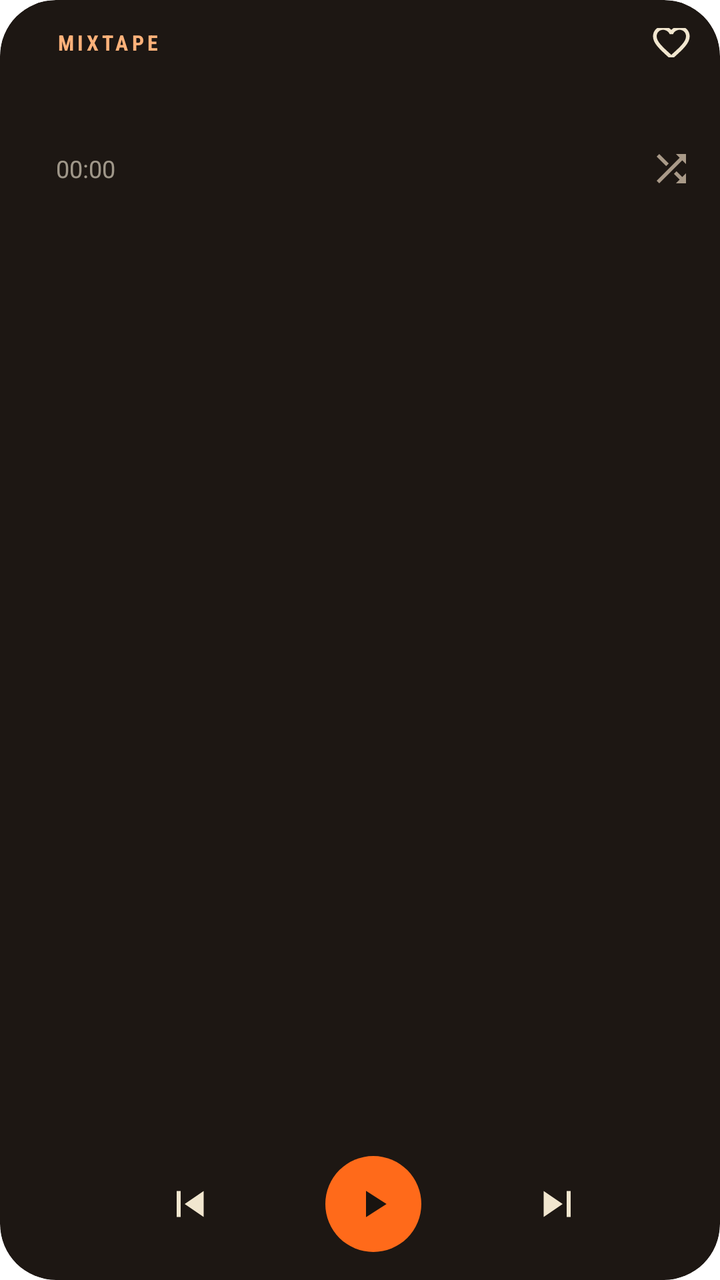
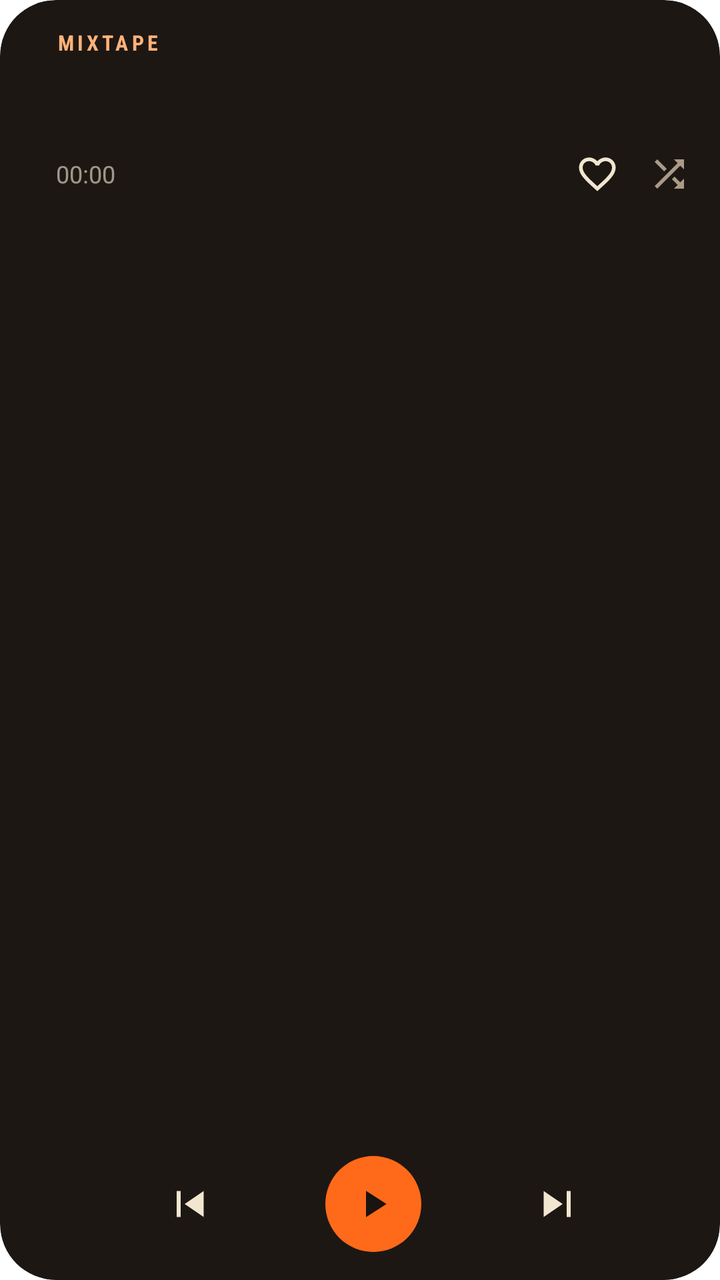

Two renders of the same Android screen: before a commit and after it. Below are the layout's source before the change and the commit's diff.
<!-- AndroidManifest.xml: fallback theme Theme.MaterialComponents.DayNight.NoActionBar -->
<!-- res/layout/mixtape_widget_now.xml -->
<?xml version="1.0" encoding="utf-8"?>
<FrameLayout xmlns:android="http://schemas.android.com/apk/res/android"
    android:id="@+id/mixtape_now_root"
    android:layout_width="match_parent"
    android:layout_height="match_parent"
    android:background="@drawable/mixtape_widget_card"
    android:clipToOutline="true">

    <ImageView
        android:id="@+id/mixtape_now_back"
        android:layout_width="match_parent"
        android:layout_height="match_parent"
        android:importantForAccessibility="no"
        android:scaleType="fitXY" />

    <LinearLayout
        android:layout_width="match_parent"
        android:layout_height="match_parent"
        android:gravity="center_vertical"
        android:orientation="horizontal"
        android:padding="14dp">

        <ImageView
            android:id="@+id/mixtape_now_cover"
            android:layout_width="wrap_content"
            android:layout_height="match_parent"
            android:layout_marginEnd="14dp"
            android:adjustViewBounds="true"
            android:contentDescription="@string/mixtape_widget_cover"
            android:scaleType="fitCenter" />

        <LinearLayout
            android:layout_width="0dp"
            android:layout_height="match_parent"
            android:layout_weight="1"
            android:orientation="vertical">

            <LinearLayout
                android:layout_width="match_parent"
                android:layout_height="wrap_content"
                android:gravity="center_vertical"
                android:orientation="horizontal">

                <TextView
                    android:layout_width="0dp"
                    android:layout_height="wrap_content"
                    android:layout_weight="1"
                    android:fontFamily="sans-serif-condensed"
                    android:letterSpacing="0.16"
                    android:singleLine="true"
                    android:text="@string/mixtape_widget_name_caps"
                    android:textColor="#FFB27A"
                    android:textSize="10.5sp"
                    android:textStyle="bold" />

                
                <ImageButton
                    android:id="@+id/mixtape_now_like"
                    android:layout_width="38dp"
                    android:layout_height="38dp"
                    android:layout_marginTop="-12dp"
                    android:layout_marginEnd="-9dp"
                    android:layout_marginBottom="-12dp"
                    android:background="@drawable/mixtape_widget_touch"
                    android:contentDescription="@string/mixtape_widget_like"
                    android:scaleType="center"
                    android:src="@drawable/mixtape_widget_heart" />
            </LinearLayout>

            <TextView
                android:id="@+id/mixtape_now_title"
                android:layout_width="match_parent"
                android:layout_height="wrap_content"
                android:layout_marginTop="3dp"
                android:ellipsize="end"
                android:fontFamily="sans-serif-medium"
                android:singleLine="true"
                android:textColor="#F6ECD8"
                android:textSize="17sp" />

            <TextView
                android:id="@+id/mixtape_now_artist"
                android:layout_width="match_parent"
                android:layout_height="wrap_content"
                android:ellipsize="end"
                android:singleLine="true"
                android:textColor="#C8F6ECD8"
                android:textSize="13.5sp" />

            <LinearLayout
                android:layout_width="match_parent"
                android:layout_height="wrap_content"
                android:layout_marginTop="3dp"
                android:gravity="center_vertical"
                android:orientation="horizontal">

                <Chronometer
                    android:id="@+id/mixtape_now_time"
                    android:layout_width="wrap_content"
                    android:layout_height="wrap_content"
                    android:textColor="#99F6ECD8"
                    android:textSize="12sp" />

                <TextView
                    android:id="@+id/mixtape_now_length"
                    android:layout_width="0dp"
                    android:layout_height="wrap_content"
                    android:layout_weight="1"
                    android:singleLine="true"
                    android:textColor="#99F6ECD8"
                    android:textSize="12sp" />

                <ImageButton
                    android:id="@+id/mixtape_now_shuffle"
                    android:layout_width="36dp"
                    android:layout_height="36dp"
                    android:layout_marginTop="-10dp"
                    android:layout_marginEnd="-8dp"
                    android:layout_marginBottom="-10dp"
                    android:background="@drawable/mixtape_widget_touch"
                    android:contentDescription="@string/mixtape_widget_shuffle"
                    android:scaleType="center"
                    android:src="@drawable/mixtape_widget_shuffle" />
            </LinearLayout>

            <FrameLayout
                android:layout_width="match_parent"
                android:layout_height="0dp"
                android:layout_weight="1" />

            <LinearLayout
                android:layout_width="match_parent"
                android:layout_height="wrap_content"
                android:gravity="center_vertical"
                android:orientation="horizontal">

                <FrameLayout android:layout_width="0dp" android:layout_height="1dp" android:layout_weight="1" />

                <ImageButton
                    android:id="@+id/mixtape_now_prev"
                    android:layout_width="42dp"
                    android:layout_height="42dp"
                    android:background="@drawable/mixtape_widget_touch"
                    android:contentDescription="@string/mixtape_widget_prev"
                    android:scaleType="center"
                    android:src="@drawable/mixtape_widget_prev" />

                <FrameLayout android:layout_width="0dp" android:layout_height="1dp" android:layout_weight="1" />

                <ImageButton
                    android:id="@+id/mixtape_now_play"
                    android:layout_width="48dp"
                    android:layout_height="48dp"
                    android:background="@drawable/mixtape_widget_key"
                    android:contentDescription="@string/mixtape_widget_play"
                    android:scaleType="center"
                    android:src="@drawable/mixtape_widget_play" />

                <FrameLayout android:layout_width="0dp" android:layout_height="1dp" android:layout_weight="1" />

                <ImageButton
                    android:id="@+id/mixtape_now_next"
                    android:layout_width="42dp"
                    android:layout_height="42dp"
                    android:background="@drawable/mixtape_widget_touch"
                    android:contentDescription="@string/mixtape_widget_next"
                    android:scaleType="center"
                    android:src="@drawable/mixtape_widget_next" />

                <FrameLayout android:layout_width="0dp" android:layout_height="1dp" android:layout_weight="1" />
            </LinearLayout>
        </LinearLayout>
    </LinearLayout>
</FrameLayout>
<!-- resources referenced by this layout -->
<resources>
  <!-- drawable mixtape_widget_card (drawable) -->
  <?xml version="1.0" encoding="utf-8"?>
  <shape xmlns:android="http://schemas.android.com/apk/res/android" android:shape="rectangle">
      <solid android:color="#1D1713" />
      <corners android:radius="24dp" />
  </shape>
  <!-- drawable mixtape_widget_heart (drawable) -->
  <vector xmlns:android="http://schemas.android.com/apk/res/android"
      android:width="22dp" android:height="22dp" android:viewportWidth="24" android:viewportHeight="24">
      <path android:fillColor="#F1E6CF" android:pathData="M16.5,3c-1.74,0 -3.41,0.81 -4.5,2.09C10.91,3.81 9.24,3 7.5,3 4.42,3 2,5.42 2,8.5c0,3.78 3.4,6.86 8.55,11.54L12,21.35l1.45,-1.32C18.6,15.36 22,12.28 22,8.5 22,5.42 19.58,3 16.5,3zM12.1,18.55l-0.1,0.1 -0.1,-0.1C7.14,14.24 4,11.39 4,8.5 4,6.5 5.5,5 7.5,5c1.54,0 3.04,0.99 3.57,2.36h1.87C13.46,5.99 14.96,5 16.5,5c2,0 3.5,1.5 3.5,3.5 0,2.89 -3.14,5.74 -7.9,10.05z" />
  </vector>
  <!-- drawable mixtape_widget_key (drawable) -->
  <?xml version="1.0" encoding="utf-8"?>
  <shape xmlns:android="http://schemas.android.com/apk/res/android" android:shape="oval">
      <solid android:color="#FF6A1A" />
  </shape>
  <!-- drawable mixtape_widget_next (drawable) -->
  <vector xmlns:android="http://schemas.android.com/apk/res/android"
      android:width="24dp" android:height="24dp" android:viewportWidth="24" android:viewportHeight="24">
      <path android:fillColor="#F1E6CF" android:pathData="M5.5,5.5L15,12l-9.5,6.5z M17,5.5h2v13h-2z" />
  </vector>
  <!-- drawable mixtape_widget_play (drawable) -->
  <vector xmlns:android="http://schemas.android.com/apk/res/android"
      android:width="22dp" android:height="22dp" android:viewportWidth="24" android:viewportHeight="24">
      <path android:fillColor="#191410" android:pathData="M8,4.8v14.4L19.2,12z" />
  </vector>
  <!-- drawable mixtape_widget_prev (drawable) -->
  <vector xmlns:android="http://schemas.android.com/apk/res/android"
      android:width="24dp" android:height="24dp" android:viewportWidth="24" android:viewportHeight="24">
      <path android:fillColor="#F1E6CF" android:pathData="M18.5,5.5L9,12l9.5,6.5z M5,5.5h2v13h-2z" />
  </vector>
  <!-- drawable mixtape_widget_shuffle (drawable) -->
  <vector xmlns:android="http://schemas.android.com/apk/res/android"
      android:width="22dp" android:height="22dp" android:viewportWidth="24" android:viewportHeight="24">
      <path android:fillColor="#A99A88" android:pathData="M10.59,9.17L5.41,4 4,5.41l5.17,5.17 1.42,-1.41zM14.5,4l2.04,2.04L4,18.59 5.41,20 17.96,7.46 20,9.5L20,4h-5.5zM14.83,13.41l-1.41,1.41 3.13,3.13L14.5,20L20,20v-5.5l-2.04,2.04 -3.13,-3.13z" />
  </vector>
  <!-- drawable mixtape_widget_touch (drawable) -->
  <?xml version="1.0" encoding="utf-8"?>
  <ripple xmlns:android="http://schemas.android.com/apk/res/android" android:color="#33FFFFFF">
      <item android:id="@android:id/mask">
          <shape android:shape="oval">
              <solid android:color="#FFFFFFFF" />
          </shape>
      </item>
  </ripple>
  <string name="mixtape_widget_cover">The cover</string>
  <string name="mixtape_widget_like">Like</string>
  <string name="mixtape_widget_name_caps">MIXTAPE</string>
  <string name="mixtape_widget_next">The next song</string>
  <string name="mixtape_widget_play">Play or pause</string>
  <string name="mixtape_widget_prev">The song before</string>
  <string name="mixtape_widget_shuffle">Shuffle</string>
</resources>

<!-- the commit's change to res/layout/mixtape_widget_now.xml (unified diff, before → after) -->
@@ -35,43 +35,23 @@
             android:layout_weight="1"
             android:orientation="vertical">
 
-            <LinearLayout
+            <TextView
+                android:id="@+id/mixtape_now_brand"
                 android:layout_width="match_parent"
                 android:layout_height="wrap_content"
-                android:gravity="center_vertical"
-                android:orientation="horizontal">
-
-                <TextView
-                    android:layout_width="0dp"
-                    android:layout_height="wrap_content"
-                    android:layout_weight="1"
-                    android:fontFamily="sans-serif-condensed"
-                    android:letterSpacing="0.16"
-                    android:singleLine="true"
-                    android:text="@string/mixtape_widget_name_caps"
-                    android:textColor="#FFB27A"
-                    android:textSize="10.5sp"
-                    android:textStyle="bold" />
-
-                
-                <ImageButton
-                    android:id="@+id/mixtape_now_like"
-                    android:layout_width="38dp"
-                    android:layout_height="38dp"
-                    android:layout_marginTop="-12dp"
-                    android:layout_marginEnd="-9dp"
-                    android:layout_marginBottom="-12dp"
-                    android:background="@drawable/mixtape_widget_touch"
-                    android:contentDescription="@string/mixtape_widget_like"
-                    android:scaleType="center"
-                    android:src="@drawable/mixtape_widget_heart" />
-            </LinearLayout>
+                android:layout_marginBottom="3dp"
+                android:fontFamily="sans-serif-condensed"
+                android:letterSpacing="0.16"
+                android:singleLine="true"
+                android:text="@string/mixtape_widget_name_caps"
+                android:textColor="#FFB27A"
+                android:textSize="10.5sp"
+                android:textStyle="bold" />
 
             <TextView
                 android:id="@+id/mixtape_now_title"
                 android:layout_width="match_parent"
                 android:layout_height="wrap_content"
-                android:layout_marginTop="3dp"
                 android:ellipsize="end"
                 android:fontFamily="sans-serif-medium"
                 android:singleLine="true"
@@ -110,13 +90,25 @@
                     android:textColor="#99F6ECD8"
                     android:textSize="12sp" />
 
+                
+                <ImageButton
+                    android:id="@+id/mixtape_now_like"
+                    android:layout_width="36dp"
+                    android:layout_height="36dp"
+                    android:layout_marginTop="-7dp"
+                    android:layout_marginBottom="-7dp"
+                    android:background="@drawable/mixtape_widget_touch"
+                    android:contentDescription="@string/mixtape_widget_like"
+                    android:scaleType="center"
+                    android:src="@drawable/mixtape_widget_heart" />
+
                 <ImageButton
                     android:id="@+id/mixtape_now_shuffle"
                     android:layout_width="36dp"
                     android:layout_height="36dp"
-                    android:layout_marginTop="-10dp"
-                    android:layout_marginEnd="-8dp"
-                    android:layout_marginBottom="-10dp"
+                    android:layout_marginTop="-7dp"
+                    android:layout_marginEnd="-7dp"
+                    android:layout_marginBottom="-7dp"
                     android:background="@drawable/mixtape_widget_touch"
                     android:contentDescription="@string/mixtape_widget_shuffle"
                     android:scaleType="center"
